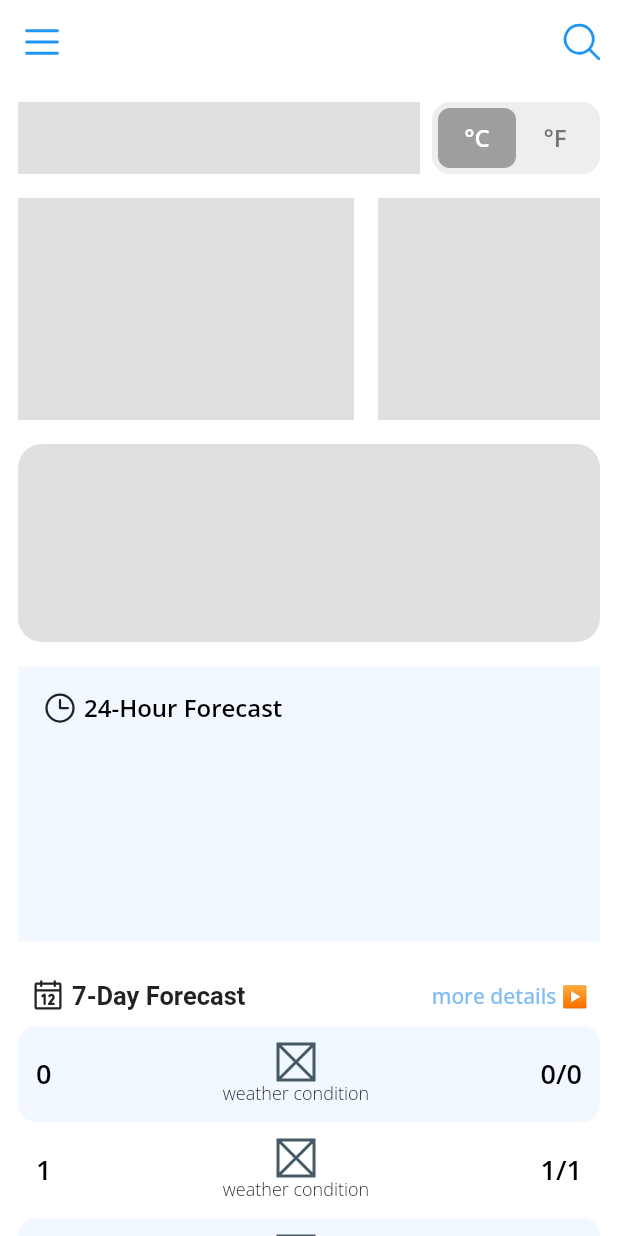
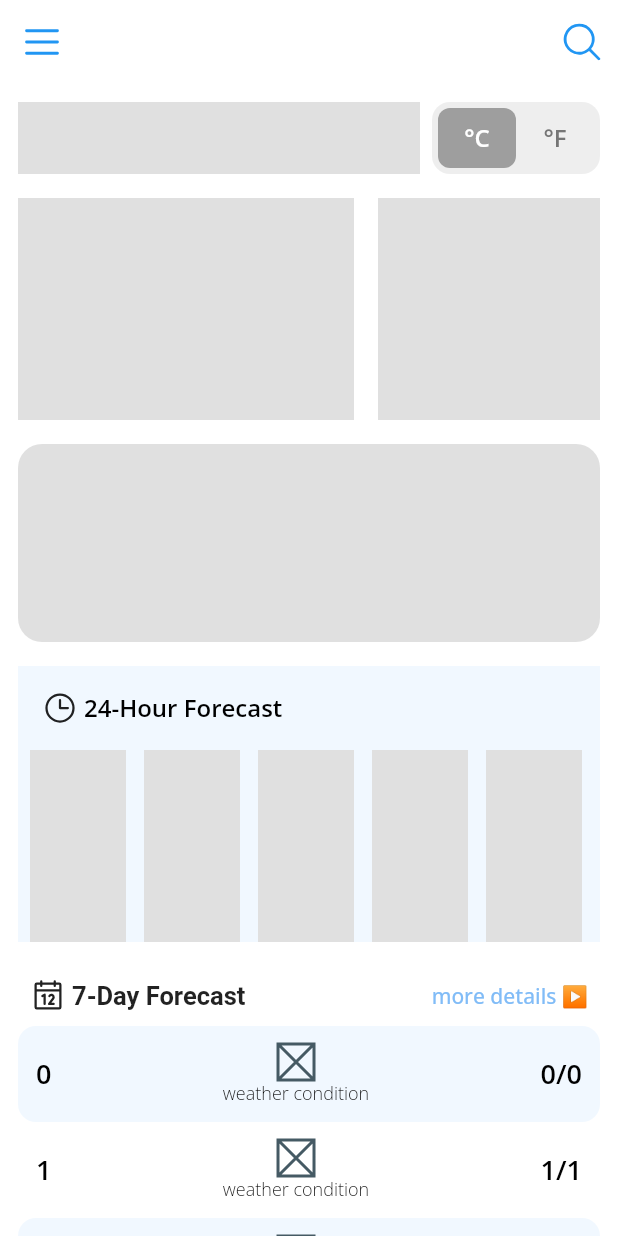
Before and after one commit to ArizArmeidi/FlutterWeather, a Flutter app: the screen it shows after launch, on a phone screen of 412 x 824 dp. Run offline on Flutter 3.47's test engine with Material 2 defaults, Android fonts, the light colour scheme and no system bars; drawn by our look-alikes of shimmer; our stand-ins replace country_picker, geolocator, google_fonts, latlong2, phosphor_flutter.

Commit message:
Update twentyFourHourForecast.dart

```diff
--- a/lib/widgets/twentyFourHourForecast.dart
+++ b/lib/widgets/twentyFourHourForecast.dart
@@ -3,6 +3,7 @@ import 'package:flutter_weather/models/dailyWeather.dart';
 import 'package:flutter_weather/provider/weatherProvider.dart';
 import 'package:flutter_weather/theme/colors.dart';
 import 'package:flutter_weather/theme/textStyle.dart';
+import 'package:flutter_weather/widgets/customShimmer.dart';
 import 'package:intl/intl.dart';
 import 'package:phosphor_flutter/phosphor_flutter.dart';
 import 'package:provider/provider.dart';
@@ -30,6 +31,23 @@ class TwentyFourHourForecast extends StatelessWidget {
             ),
           ),
           Consumer<WeatherProvider>(builder: (context, weatherProv, _) {
+            if (weatherProv.isLoading) {
+              return SizedBox(
+                height: 128.0,
+                child: ListView.separated(
+                  scrollDirection: Axis.horizontal,
+                  physics: NeverScrollableScrollPhysics(),
+                  padding: const EdgeInsets.symmetric(horizontal: 8.0),
+                  itemCount: 10,
+                  separatorBuilder: (context, index) =>
+                      const SizedBox(width: 12.0),
+                  itemBuilder: (context, index) => CustomShimmer(
+                    height: 128.0,
+                    width: 64.0,
+                  ),
+                ),
+              );
+            }
             return SizedBox(
               height: 128.0,
               child: ListView.builder(
```
